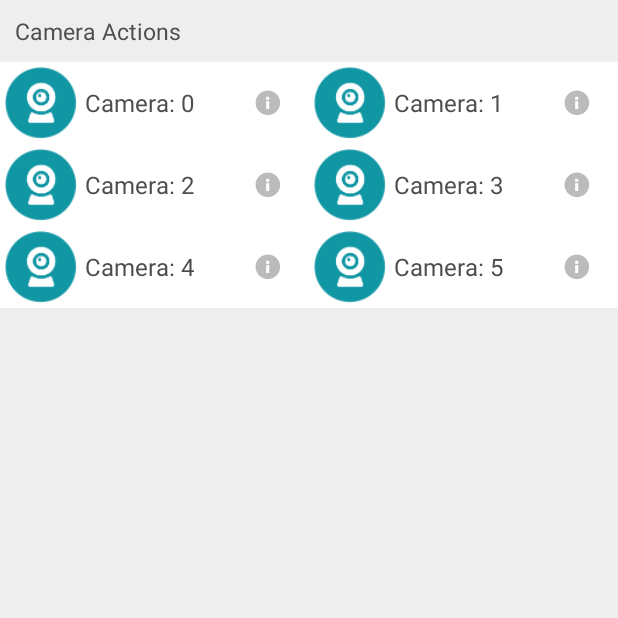
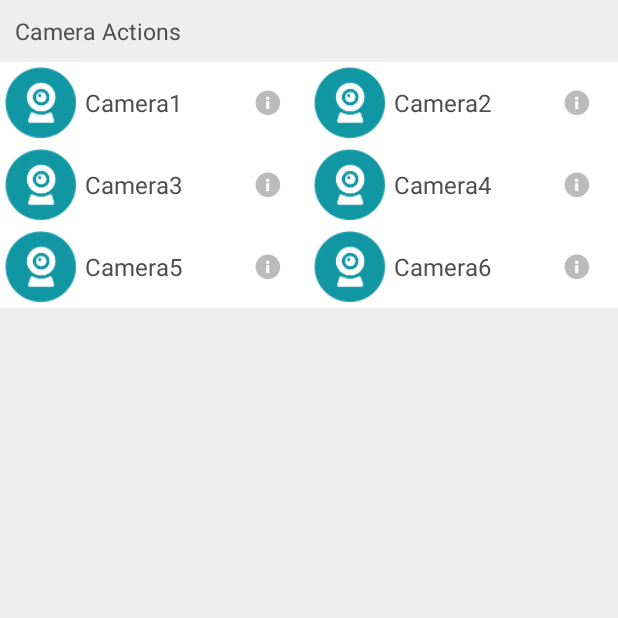
Before and after one commit to studioidan/Turaco, an Android app: the fragment SetupCameraFragment placed in its activity, on a phone screen of 412 x 824 dp, the top half of it. Run offline under Robolectric (Android 15) with nearby library versions, the phone set to English and light mode, and no system bars; libraries missing offline, so code that uses them is left out: com.daimajia.androidanimations, com.nineoldandroids.animation, com.pnikosis.materialishprogress; 4 statements that could not run were skipped.

Commit message:
adapter deleted

```diff
--- /dev/null
+++ b/app/src/main/java/com/studioidan/turaco/Adapters/AdapterCamera.java
@@ -0,0 +1,57 @@
+package com.studioidan.turaco.Adapters;
+
+import android.content.Context;
+import android.view.LayoutInflater;
+import android.view.View;
+import android.view.ViewGroup;
+import android.widget.BaseAdapter;
+import android.widget.TextView;
+
+import com.studioidan.turaco.R;
+import com.studioidan.turaco.entities.Camera;
+
+import java.util.ArrayList;
+
+/**
+ * Created by PopApp_laptop on 18/11/2015.
+ */
+public class AdapterCamera extends BaseAdapter {
+    ArrayList<Camera> data;
+    Context con;
+    LayoutInflater inflater;
+
+    public AdapterCamera(ArrayList<Camera> data, Context con) {
+        this.data = data;
+        this.con = con;
+        inflater = (LayoutInflater) con.getSystemService(Context.LAYOUT_INFLATER_SERVICE);
+    }
+
+    @Override
+    public int getCount() {
+        return data.size();
+    }
+
+    @Override
+    public Object getItem(int i) {
+        return data.get(i);
+    }
+
+    @Override
+    public long getItemId(int i) {
+        return i;
+    }
+
+    @Override
+    public View getView(int i, View view, ViewGroup viewGroup) {
+        Camera item = data.get(i);
+
+        View vi = view;
+        if (view == null)
+            vi = inflater.inflate(R.layout.camera_item, null);
+
+        TextView mText = ((TextView)vi.findViewById(R.id.tv_changecamer2camera2));
+        mText.setText(item.name);
+
+        return vi;
+    }
+}
--- a/app/src/main/java/com/studioidan/turaco/Fragments/DialogSetPanelAddress.java
+++ b/app/src/main/java/com/studioidan/turaco/Fragments/Dialogs/DialogSetPanelAddress.java
@@ -1,4 +1,4 @@
-package com.studioidan.turaco.Fragments;
+package com.studioidan.turaco.Fragments.Dialogs;
 
 import android.os.Bundle;
 import android.support.annotation.Nullable;
--- a/app/src/main/java/com/studioidan/turaco/Fragments/SetupCameraFragment.java
+++ b/app/src/main/java/com/studioidan/turaco/Fragments/SetupCameraFragment.java
@@ -7,7 +7,7 @@ import android.text.InputType;
 import android.view.LayoutInflater;
 import android.view.View;
 import android.view.ViewGroup;
-import android.widget.BaseAdapter;
+import android.widget.AdapterView;
 import android.widget.Button;
 import android.widget.EditText;
 import android.widget.GridView;
@@ -18,7 +18,9 @@ import android.widget.ScrollView;
 import android.widget.TextView;
 import android.widget.Toast;
 
+import com.studioidan.turaco.Adapters.AdapterCamera;
 import com.studioidan.turaco.CustomView.AsyncCircularImageView;
+import com.studioidan.turaco.Fragments.Dialogs.DialogSetCameraSettings;
 import com.studioidan.turaco.Model.Camera;
 import com.studioidan.turaco.R;
 import com.studioidan.turaco.connection.APIErrorManager;
@@ -35,7 +37,7 @@ public class SetupCameraFragment extends BaseFragment implements View.OnClickLis
     TextView mChange2Cameras, mChangeAllCameras;
     ImageView mImageCamera2camer, mImageCamera2All;
     GridView mGrid;
-    gridAdapter mAdapter;
+    AdapterCamera mAdapter;
 
     public static SetupCameraFragment newInstance() {
         return new SetupCameraFragment();
@@ -57,8 +59,17 @@ public class SetupCameraFragment extends BaseFragment implements View.OnClickLis
         mImageCamera2All.setOnClickListener(this);
         mImageCamera2camer.setOnClickListener(this);
 
-        mAdapter = new gridAdapter();
+        mAdapter = new AdapterCamera(ds.getCameras(), getActivity());
         mGrid.setAdapter(mAdapter);
+        mGrid.setOnItemClickListener(new AdapterView.OnItemClickListener() {
+            @Override
+            public void onItemClick(AdapterView<?> parent, View view, int position, long id) {
+                //startChagneCameraUrl(position);
+
+                DialogSetCameraSettings dialogSetCameraSettings = DialogSetCameraSettings.getInstance(position);
+                dialogSetCameraSettings.show(getChildFragmentManager(), "TAG");
+            }
+        });
 
         return mView;
     }
@@ -176,45 +187,6 @@ public class SetupCameraFragment extends BaseFragment implements View.OnClickLis
 
     }
 
-    private class gridAdapter extends BaseAdapter {
-
-        @Override
-        public int getCount() {
-            return CamerasManager.getSharedManager(getActivity()).getManagers().size();
-        }
-
-        @Override
-        public Object getItem(int i) {
-            return null;
-        }
-
-        @Override
-        public long getItemId(int i) {
-            return 0;
-        }
-
-        @Override
-        public View getView(final int i, View view, ViewGroup viewGroup) {
-            if (view == null) {
-                view = (View) LayoutInflater.from(getActivity()).inflate(R.layout.camera_item, null);
-                view.setTag(view);
-            } else {
-                view = (View) view.getTag();
-            }
-
-            TextView mText = ((TextView) view.findViewById(R.id.tv_changecamer2camera2));
-            mText.setText("Camera: " + i);
-
-            view.setOnClickListener(new View.OnClickListener() {
-                @Override
-                public void onClick(View view) {
-                    startChagneCameraUrl(i);
-                }
-            });
-            return view;
-        }
-    }
-
     EditText mCameraLink, mCameraName, mPictureLink;
     ImageView mIconImage;
     TextView mIconLbl;
@@ -223,11 +195,11 @@ public class SetupCameraFragment extends BaseFragment implements View.OnClickLis
     private void startChagneCameraUrl(final int position) {
         AlertDialog.Builder mBuilder = new AlertDialog.Builder(getActivity());
         final ScrollView mView = (ScrollView) LayoutInflater.from(getActivity()).inflate(R.layout.camer_setup_dilog_layout, null);
-        mCameraName = (EditText) mView.findViewById(R.id.Camera_name_setup_layout);
+        mCameraName = (EditText) mView.findViewById(R.id.etCameraImageUrl);
         mCameraName.setText(((Camera) ((List) CamerasManager.getSharedManager(getActivity()).getManagers()).get(position)).getTitle());
-        mCameraLink = (EditText) mView.findViewById(R.id.camera_link_settup_layout);
+        mCameraLink = (EditText) mView.findViewById(R.id.etCameraImageUrl);
         mCameraLink.setText(((Camera) ((List) CamerasManager.getSharedManager(getActivity()).getManagers()).get(position)).getCameraUrl());
-        mPictureLink = (EditText) mView.findViewById(R.id.picture_link_setup_layout);
+        mPictureLink = (EditText) mView.findViewById(R.id.etCameraImageUrl);
         mIconImage = (ImageView) mView.findViewById(R.id.camer_icon_setup_layout);
         mIconLbl = (TextView) mView.findViewById(R.id.lbl_camera_name);
         if (((Camera) ((List) CamerasManager.getSharedManager(getActivity()).getManagers()).get(position)).getmIconLogo() != 0) {
@@ -241,8 +213,8 @@ public class SetupCameraFragment extends BaseFragment implements View.OnClickLis
         }
 
 
-        Button mButton = (Button) mView.findViewById(R.id.bt_change_urk_setup_layout);
-        Button mBloadICon = (Button) mView.findViewById(R.id.bt_load_icon_setup_layout);
+        Button mButton = (Button) mView.findViewById(R.id.btnLoadIcon);
+        Button mBloadICon = (Button) mView.findViewById(R.id.btnPanelAddressSave);
         mBloadICon.setOnClickListener(new View.OnClickListener() {
             @Override
             public void onClick(View view) {
--- a/app/src/main/java/com/studioidan/turaco/Fragments/SetupPanelCameraFragment.java
+++ b/app/src/main/java/com/studioidan/turaco/Fragments/SetupPanelCameraFragment.java
@@ -8,6 +8,7 @@ import android.view.View;
 import android.view.ViewGroup;
 import android.widget.ImageButton;
 
+import com.studioidan.turaco.Fragments.Dialogs.DialogSetPanelAddress;
 import com.studioidan.turaco.R;
 
 /**
--- a/app/src/main/java/com/studioidan/turaco/Fragments/SignInFragment.java
+++ b/app/src/main/java/com/studioidan/turaco/Fragments/SignInFragment.java
@@ -22,6 +22,7 @@ import com.daimajia.androidanimations.library.YoYo;
 import com.nineoldandroids.animation.Animator;
 import com.studioidan.popapplibrary.CPM;
 import com.studioidan.popapplibrary.HttpAgent;
+import com.studioidan.turaco.Fragments.Dialogs.DialogSetPanelAddress;
 import com.studioidan.turaco.R;
 import com.studioidan.turaco.alarm.AlarmService;
 import com.studioidan.turaco.entities.Keys;
--- a/app/src/main/res/layout/camera_item.xml
+++ b/app/src/main/res/layout/camera_item.xml
@@ -10,7 +10,6 @@
         android:id="@+id/imv_caner2acamer2"
         android:layout_width="48dip"
         android:layout_height="48dip"
-        android:duplicateParentState="true"
         android:src="@drawable/btn_camera"
         android:layout_centerVertical="true"
         android:layout_alignParentLeft="true"
@@ -32,13 +31,11 @@
         android:layout_toRightOf="@+id/imv_caner2acamer2"
         android:layout_toEndOf="@+id/imv_caner2acamer2" />
 
-    <ImageButton
+    <ImageView
         android:id="@+id/imbtn_info"
         android:layout_width="48dip"
         android:layout_height="wrap_content"
         android:background="@android:color/transparent"
-        android:focusable="false"
-        android:focusableInTouchMode="false"
         android:src="@drawable/ic_info"
         android:layout_alignParentTop="true"
         android:layout_alignParentRight="true"
```
Also changed, not shown: app/src/main/java/com/studioidan/turaco/Fragments/Dialogs/DialogSetCameraSettings.java (added, +70 -0 lines), app/src/main/res/layout/camer_setup_dilog_layout.xml (+5 -5 lines).
